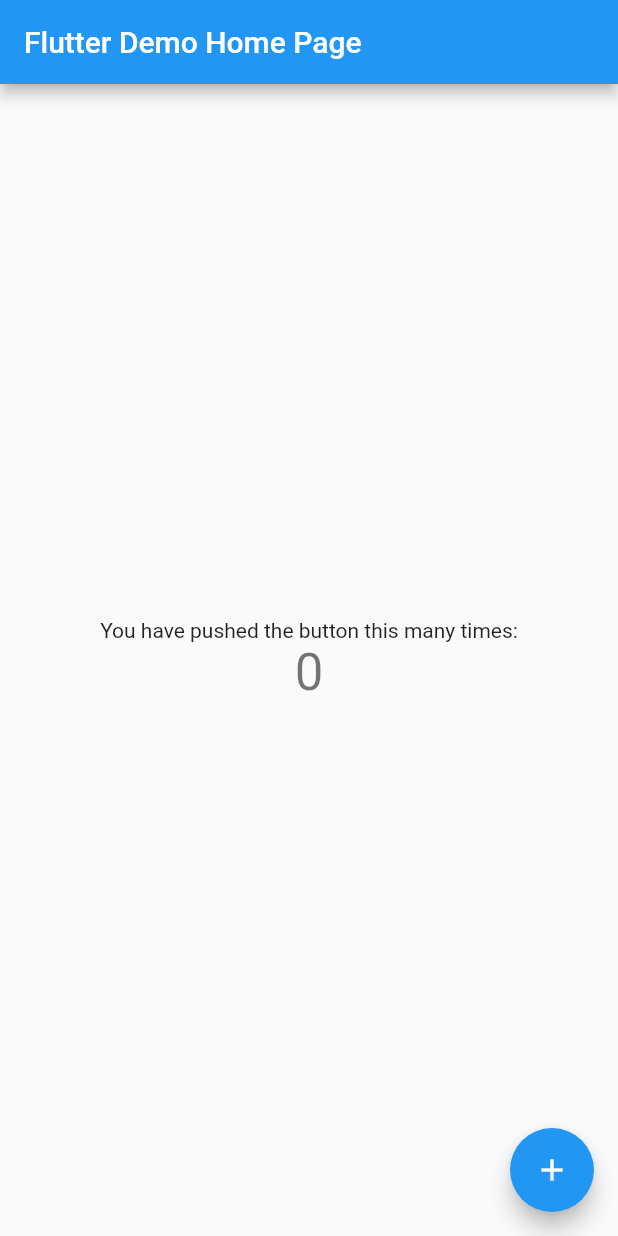
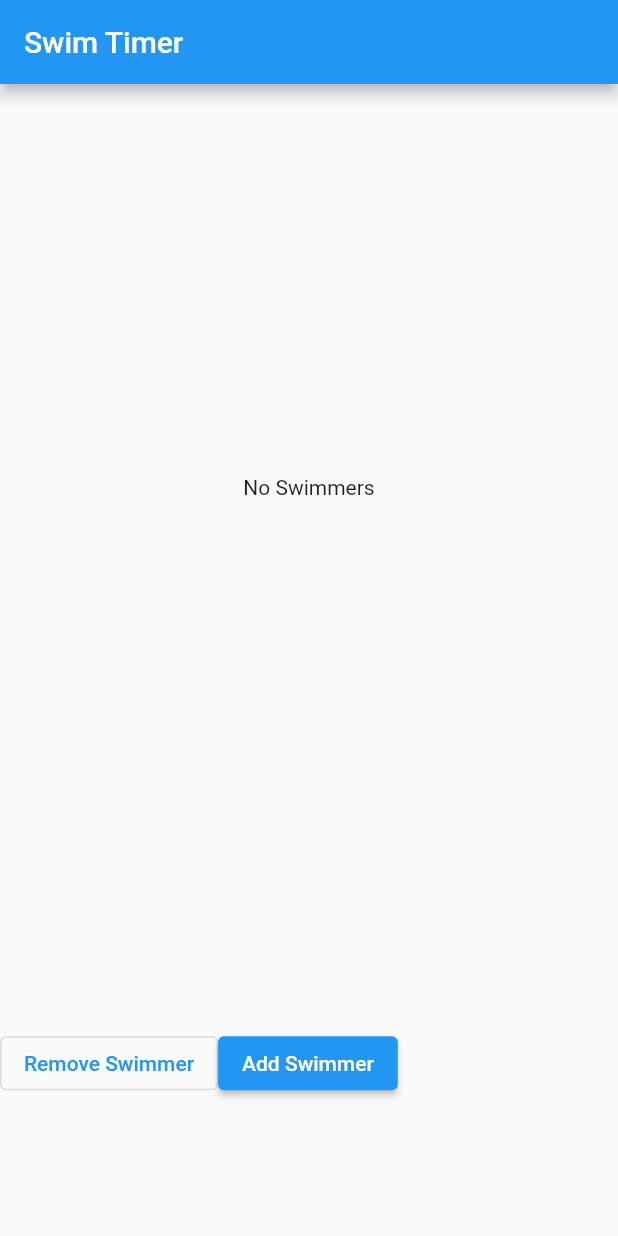
Before and after one commit to pfranz1/swim_timer, a Flutter app: the screen it shows after launch, on a phone screen of 412 x 824 dp. Run offline on Flutter 3.47's test engine with Material 2 defaults, Android fonts, the phone set to English and light mode, and no system bars; our stand-ins replace equatable, flutter_bloc.

Commit message:
add lane bloc

```diff
--- /dev/null
+++ b/lib/lane/bloc/bloc.dart
@@ -0,0 +1,3 @@
+export 'lane_bloc.dart';
+export 'lane_event.dart';
+export 'lane_state.dart';
--- /dev/null
+++ b/lib/lane/bloc/lane_bloc.dart
@@ -0,0 +1,24 @@
+import 'dart:async';
+
+import 'package:equatable/equatable.dart';
+import 'package:flutter_bloc/flutter_bloc.dart';
+import 'package:swim_timer/lane/bloc/lane_event.dart';
+import 'package:swim_timer/lane/bloc/lane_state.dart';
+
+/// LANE BLOC
+class LaneBloc extends Bloc<LaneEvent, LaneState> {
+  LaneBloc() : super(const LaneState(<String>[])) {
+    on<LaneAdd>(_onAdd);
+    on<LaneRemove>(_onRemove);
+  }
+
+  void _onAdd(LaneAdd event, Emitter<LaneState> emit) {
+    print("On Add Called");
+    emit(state.copyWith(swimmers: [...state.swimmers, event.addee]));
+  }
+
+  void _onRemove(LaneRemove event, Emitter<LaneState> emit) {
+    print("On Remove Called");
+    emit(state.copyWith(swimmers: state.swimmers.sublist(1)));
+  }
+}
--- /dev/null
+++ b/lib/lane/bloc/lane_event.dart
@@ -0,0 +1,27 @@
+import 'package:equatable/equatable.dart';
+
+/// LANE EVENT
+abstract class LaneEvent extends Equatable {
+  const LaneEvent();
+
+  @override
+  List<Object> get props => [];
+}
+
+class LaneAdd extends LaneEvent {
+  final String addee;
+
+  const LaneAdd(this.addee);
+
+  @override
+  List<Object> get props => [addee];
+}
+
+class LaneRemove extends LaneEvent {
+  final String removee;
+
+  const LaneRemove(this.removee);
+
+  @override
+  List<Object> get props => [removee];
+}
--- /dev/null
+++ b/lib/lane/bloc/lane_state.dart
@@ -0,0 +1,15 @@
+import 'package:equatable/equatable.dart';
+
+/// LANE STATE
+class LaneState extends Equatable {
+  final List<String> swimmers;
+
+  const LaneState(this.swimmers);
+
+  LaneState copyWith({List<String>? swimmers}) {
+    return LaneState(swimmers ?? this.swimmers);
+  }
+
+  @override
+  List<Object> get props => [swimmers];
+}
--- /dev/null
+++ b/lib/lane/lane.dart
@@ -0,0 +1,2 @@
+export 'bloc/bloc.dart';
+export 'widgets/widgets.dart';
--- /dev/null
+++ b/lib/lane/widgets/actions.dart
@@ -0,0 +1,24 @@
+import 'package:flutter/cupertino.dart';
+import 'package:flutter/material.dart';
+import 'package:provider/src/provider.dart';
+import 'package:swim_timer/lane/bloc/bloc.dart';
+
+class LaneActions extends StatelessWidget {
+  const LaneActions({Key? key}) : super(key: key);
+
+  @override
+  Widget build(BuildContext context) {
+    return Row(
+      children: [
+        OutlinedButton(
+            onPressed: () =>
+                context.read<LaneBloc>().add(LaneRemove("testSwimmer")),
+            child: Text("Remove Swimmer")),
+        ElevatedButton(
+            onPressed: () =>
+                context.read<LaneBloc>().add(LaneAdd("testSwimmer")),
+            child: Text("Add Swimmer"))
+      ],
+    );
+  }
+}
--- /dev/null
+++ b/lib/lane/widgets/lane_page.dart
@@ -0,0 +1,32 @@
+import 'package:flutter/cupertino.dart';
+import 'package:flutter/material.dart';
+import 'package:flutter_bloc/flutter_bloc.dart';
+import 'package:swim_timer/lane/bloc/lane_bloc.dart';
+import 'package:swim_timer/lane/widgets/actions.dart';
+import 'package:swim_timer/lane/widgets/swimmer_list.dart';
+
+class LanePage extends StatelessWidget {
+  const LanePage({Key? key}) : super(key: key);
+
+  @override
+  Widget build(BuildContext context) {
+    return BlocProvider(
+      create: (_) => LaneBloc(),
+      child: LaneView(),
+    );
+  }
+}
+
+class LaneView extends StatelessWidget {
+  const LaneView({Key? key}) : super(key: key);
+
+  @override
+  Widget build(BuildContext context) {
+    return Column(
+      children: const [
+        Expanded(child: SwimmerList(), flex: 7),
+        Expanded(child: LaneActions(), flex: 3),
+      ],
+    );
+  }
+}
--- /dev/null
+++ b/lib/lane/widgets/swimmer_list.dart
@@ -0,0 +1,36 @@
+import 'package:flutter/cupertino.dart';
+import 'package:flutter/material.dart';
+import 'package:flutter_bloc/flutter_bloc.dart';
+import 'package:swim_timer/lane/bloc/bloc.dart';
+// import 'package:swim_timer/lane/bloc/bloc.dart';
+
+class SwimmerList extends StatefulWidget {
+  const SwimmerList({Key? key}) : super(key: key);
+
+  @override
+  State<SwimmerList> createState() => _SwimmerListState();
+}
+
+class _SwimmerListState extends State<SwimmerList> {
+  @override
+  Widget build(BuildContext context) {
+    return BlocBuilder<LaneBloc, LaneState>(builder: (context, state) {
+      if (state.swimmers.isEmpty) {
+        return const Center(
+          child: Text("No Swimmers"),
+        );
+      } else {
+        return ListView.builder(
+          itemBuilder: (BuildContext context, int index) {
+            return Card(
+              child: Text(state.swimmers.elementAt(index)),
+            );
+          },
+          itemCount: state.swimmers.length,
+        );
+      }
+    });
+  }
+}
+
+/// LANE BLOC
--- /dev/null
+++ b/lib/lane/widgets/widgets.dart
@@ -0,0 +1,2 @@
+export 'lane_page.dart';
+export 'swimmer_list.dart';
--- a/lib/main.dart
+++ b/lib/main.dart
@@ -1,4 +1,6 @@
 import 'package:flutter/material.dart';
+import 'package:flutter_bloc/flutter_bloc.dart';
+import 'package:swim_timer/lane/lane.dart';
 
 void main() {
   runApp(const MyApp());
@@ -24,22 +26,32 @@ class MyApp extends StatelessWidget {
         // is not restarted.
         primarySwatch: Colors.blue,
       ),
-      home: const MyHomePage(title: 'Flutter Demo Home Page'),
+      home: const Home(),
+    );
+  }
+}
+
+class Home extends StatelessWidget {
+  const Home({Key? key}) : super(key: key);
+
+  @override
+  Widget build(BuildContext context) {
+    return BlocProvider(
+      create: (BuildContext context) => LaneBloc(),
+      child: Scaffold(
+        appBar: AppBar(
+          title: Text("Swim Timer"),
+        ),
+        body: Container(
+          child: LanePage(),
+        ),
+      ),
     );
   }
 }
 
 class MyHomePage extends StatefulWidget {
   const MyHomePage({Key? key, required this.title}) : super(key: key);
-
-  // This widget is the home page of your application. It is stateful, meaning
-  // that it has a State object (defined below) that contains fields that affect
-  // how it looks.
-
-  // This class is the configuration for the state. It holds the values (in this
-  // case the title) provided by the parent (in this case the App widget) and
-  // used by the build method of the State. Fields in a Widget subclass are
-  // always marked "final".
 
   final String title;
 
--- a/pubspec.yaml
+++ b/pubspec.yaml
@@ -31,6 +31,7 @@ dependencies:
     sdk: flutter
 
   flutter_bloc: ^8.0.1
+  equatable: ^2.0.3
 
   # The following adds the Cupertino Icons font to your application.
   # Use with the CupertinoIcons class for iOS style icons.
```
Also changed, not shown: pubspec.lock.
